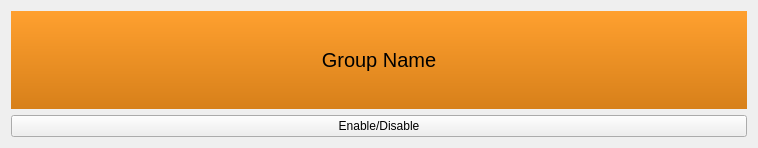
First picture: the form in COMET/QT_Designer_UI/SettingsFrame.ui, repository Chilldose/COMET, before the edit.
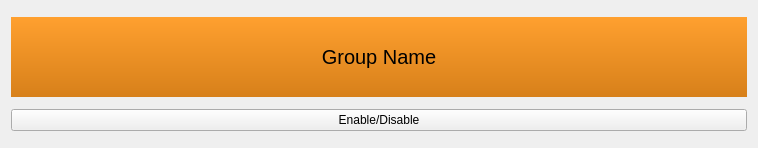
Second picture: the form after the edit.

What changed in the file:
```diff
--- a/COMET/QT_Designer_UI/SettingsFrame.ui
+++ b/COMET/QT_Designer_UI/SettingsFrame.ui
@@ -31,7 +31,7 @@
      <property name="maximumSize">
       <size>
        <width>16777215</width>
-       <height>16777215</height>
+       <height>80</height>
       </size>
      </property>
      <property name="font">
```
